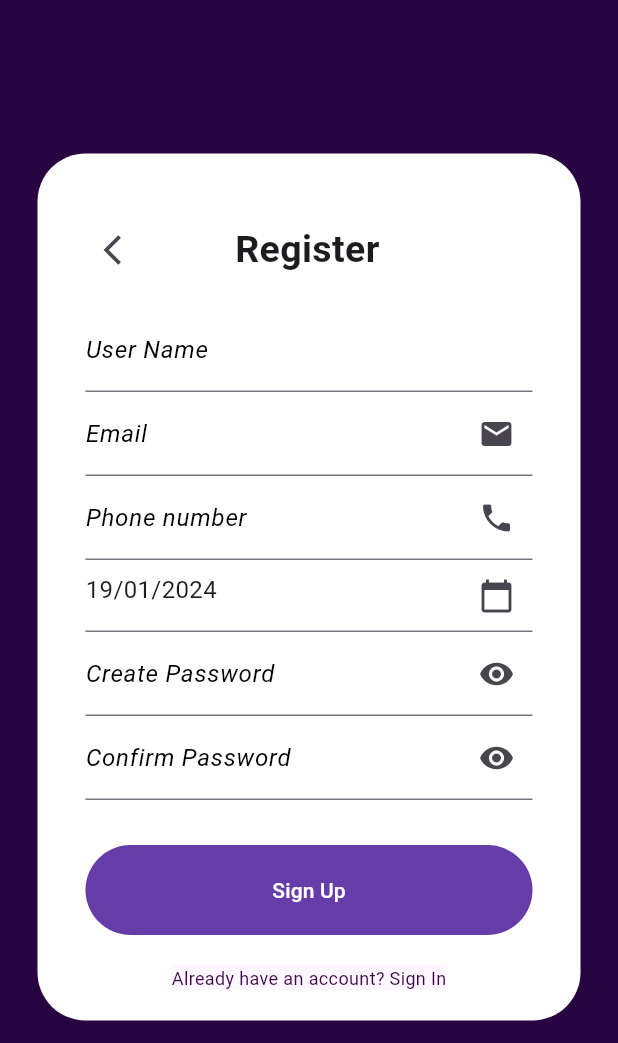
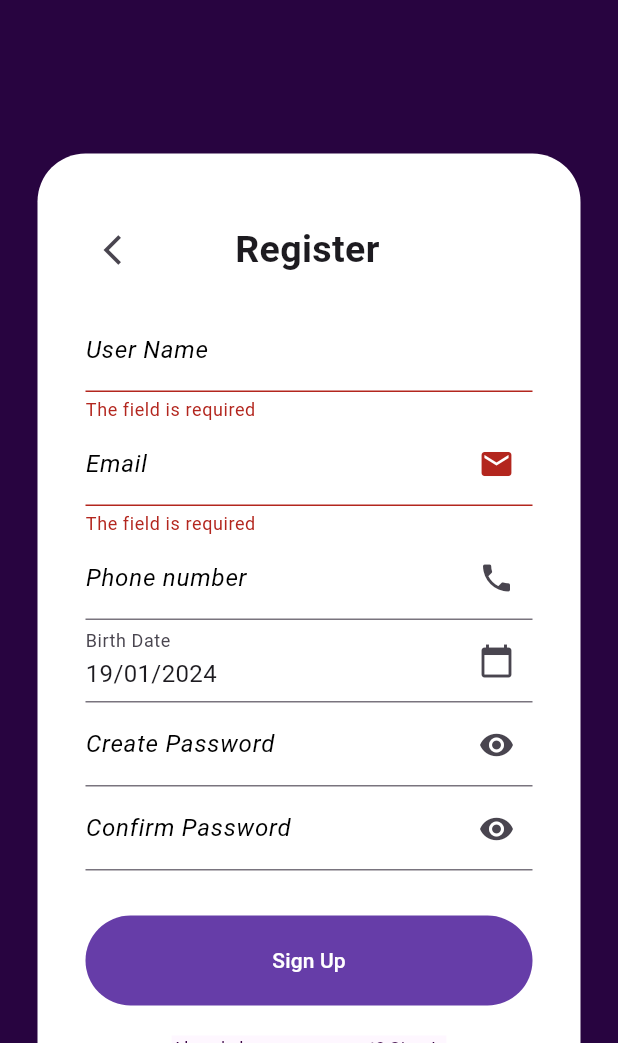
Before and after one commit to manulis/Harmonica, a Flutter app: the Register screen opened directly, after a tap on "Sign Up", on a phone screen of 412 x 824 dp, the part 193-1236 px from its top. Run offline on Flutter 3.47's test engine with Material 3 defaults, Android fonts, the phone set to English and light mode, and no system bars; our stand-ins replace email_validator, supabase_flutter; accounts and stored records are empty.

```diff
--- a/lib/functions/validateFormsCamps.dart
+++ b/lib/functions/validateFormsCamps.dart
@@ -1,18 +1,41 @@
 import 'package:email_validator/email_validator.dart';
 
+//Funciones de validación
+
+bool emailValidate(String? email){
+  bool isValid = EmailValidator.validate(email!);
+  return isValid;
+}
+
+bool phoneValidate(String? phone){
+  if(phone == ''){
+    return true;
+  }
+  RegExp regExp = RegExp(r'^\d{9}$');
+  return regExp.hasMatch(phone!);
+}
 
 
+//Funciones que en el caso de que un parametro no sea valido o este vacio lo indique en el formulario
+String?  FocusEmail(String? value){
+  if(value == ''){
+    return 'The field is required';
+  }
+  if(!emailValidate(value)){
+    return 'Email invalido';
+  }
+  return null;
+}
 
-bool emailValidate(String email){
-  if(email.isEmpty){
-    return false;
-  }else{
-    bool isValid = EmailValidator.validate(email);
-    return isValid;
+String? FocusPhone(String? value){
+  if(!phoneValidate(value)){
+    return 'Telefono invalido';
   }
 }
 
-bool phoneValidate(String phone){
-  RegExp regExp = RegExp(r'^\+34\s\d{3}\s\d{3}\s\d{3}$');
-  return regExp.hasMatch(phone);
+String? FocusName(String? value) {
+  if (value == null || value.isEmpty){
+    return 'The field is required';
+  }
+  return null;
 }
--- a/lib/screens/Register.dart
+++ b/lib/screens/Register.dart
@@ -3,8 +3,8 @@ import 'package:harmonica/functions/validateFormsCamps.dart';
 import 'package:harmonica/widgets.dart';
 import 'package:harmonica/navigator.dart';
 import 'package:harmonica/functions/databasePetitions.dart';
-import 'package:intl/intl.dart'; // Añadido para el formato de fecha
-import 'package:harmonica/objects/User.dart' as UserObject; // Añadido para el manejo de objetos de usuario
+import 'package:intl/intl.dart';
+import 'package:harmonica/objects/User.dart' as UserObject;
 
 class Register extends StatefulWidget {
   @override
@@ -19,6 +19,10 @@ class _Register extends State<Register> {
   String email = '';
   String phone = '';
   String password = '';
+  final GlobalKey<FormState> _formKey = GlobalKey<FormState>();
+  final TextEditingController _NameController = TextEditingController();
+  final TextEditingController _EmailController = TextEditingController();
+  final TextEditingController _PhoneController = TextEditingController();
 
   void _selectDate(BuildContext context) async {
     final DateTime? picked = await showDatePicker(
@@ -36,7 +40,6 @@ class _Register extends State<Register> {
   @override
   Widget build(BuildContext context) {
     final screenHeight = MediaQuery.of(context).size.height;
-
     return Scaffold(
       backgroundColor: Color.fromRGBO(40, 4, 64, 1),
       body: SafeArea(
@@ -68,7 +71,7 @@ class _Register extends State<Register> {
                       borderRadius: BorderRadius.circular(32),
                     ),
                     child: Column(
-                      crossAxisAlignment: CrossAxisAlignment.stretch,
+
                       children: [
                         const SizedBox(height: 20),
                         Row(
@@ -89,16 +92,24 @@ class _Register extends State<Register> {
                             const SizedBox(width: 50),
                           ],
                         ),
+                        Form(
+                        key: _formKey,
+                        child:
+                        Column(
+                          crossAxisAlignment: CrossAxisAlignment.stretch,
+                          children: [
                             const SizedBox(height: 15),
-                        TextField(
-                          decoration: const InputDecoration(
+                            TextFormField(
+                              controller: _NameController,
+                              validator: FocusName,
+                              decoration:  const InputDecoration(
                                 labelText: 'User Name',
-                            labelStyle: TextStyle(
+                                labelStyle:  TextStyle(
                                     color: Color.fromARGB(255, 0, 0, 0),
                                     fontStyle: FontStyle.italic,
                                     fontSize: 16),
                                 hintText: 'Write your name',
-                            hintStyle: TextStyle(
+                                hintStyle:  TextStyle(
                                     color: Color.fromARGB(255, 172, 172, 172),
                                     fontStyle: FontStyle.italic,
                                     fontSize: 16),
@@ -109,8 +120,11 @@ class _Register extends State<Register> {
                                 });
                               },
                             ),
-                        TextField(
+                            TextFormField(
+                              controller: _EmailController,
+                              validator: FocusEmail,
                               decoration: const InputDecoration(
+
                                 labelText: 'Email',
                                 labelStyle: TextStyle(
                                     color: Color.fromARGB(255, 0, 0, 0),
@@ -129,14 +143,16 @@ class _Register extends State<Register> {
                                 });
                               },
                             ),
-                        TextField(
+                            TextFormField(
+                              controller: _PhoneController,
+                              validator: FocusPhone,
                               decoration: const InputDecoration(
                                 labelText: 'Phone number',
                                 labelStyle: TextStyle(
                                     color: Color.fromARGB(255, 0, 0, 0),
                                     fontStyle: FontStyle.italic,
                                     fontSize: 16),
-                            hintText: '+34',
+                                hintText: 'Write your Phone number',
                                 suffixIcon: Icon(Icons.phone),
                                 hintStyle: TextStyle(
                                     color: Color.fromARGB(255, 172, 172, 172),
@@ -145,7 +161,7 @@ class _Register extends State<Register> {
                               ),
                               onChanged: (text) {
                                 setState(() {
-                              phone = '+34 ' + text;
+                                  phone = text;
                                 });
                               },
                             ),
@@ -155,6 +171,7 @@ class _Register extends State<Register> {
                               },
                               child: InputDecorator(
                                 decoration: const InputDecoration(
+                                  labelText: 'Birth Date',
                                   suffixIcon: Icon(Icons.calendar_today),
                                 ),
                                 child: Text(
@@ -163,7 +180,7 @@ class _Register extends State<Register> {
                                 ),
                               ),
                             ),
-                        TextField(
+                            TextFormField(
                               onChanged: (text) {
                                 setState(() {
                                   password = text;
@@ -193,7 +210,7 @@ class _Register extends State<Register> {
                                 ),
                               ),
                             ),
-                        TextField(
+                            TextFormField(
                               onChanged: (text) {
                                 setState(() {});
                               },
@@ -224,18 +241,20 @@ class _Register extends State<Register> {
                             const SizedBox(height: 30),
                             SizedBox(
                               child: buildButton('Sign Up', () async {
+                                _save();
                                 String birthDate = DateFormat('dd/MM/yyyy').format(_selectedDate);
                                 UserObject.User user = UserObject.User(name, email, phone, birthDate, password, [''], ['']);
-                            if(emailValidate(email) && phoneValidate(phone)){
+                                print(email);
+                                if(emailValidate(email) && phoneValidate(user.phone) && name.isNotEmpty && password.isNotEmpty){
                                   print(user);
                                   bool registerInfo = await userHandler.postUser(user);
                                   if (registerInfo) {
                                     PopUp(context, 'Registrado', 'Registrado con exito');
-                              } else {
+                                  }
+                                  if(!registerInfo) {
                                     PopUp(context, 'Error', 'Parece que hubo un error');
                                   }
                                 }
-
                               }),
                             ),
                             const SizedBox(height: 20),
@@ -246,6 +265,8 @@ class _Register extends State<Register> {
                                   nav('Login', context);
                                 }),
                               ],
+                            ),
+                          ],)
                         ),
                       ],
                     ),
@@ -258,4 +279,10 @@ class _Register extends State<Register> {
       ),
     );
   }
+
+  void _save() {
+    if (_formKey.currentState!.validate()) print('Okey');
+    print('Error');
   }
+
+}
```
Lines whose indentation alone changed are shown as unchanged.
